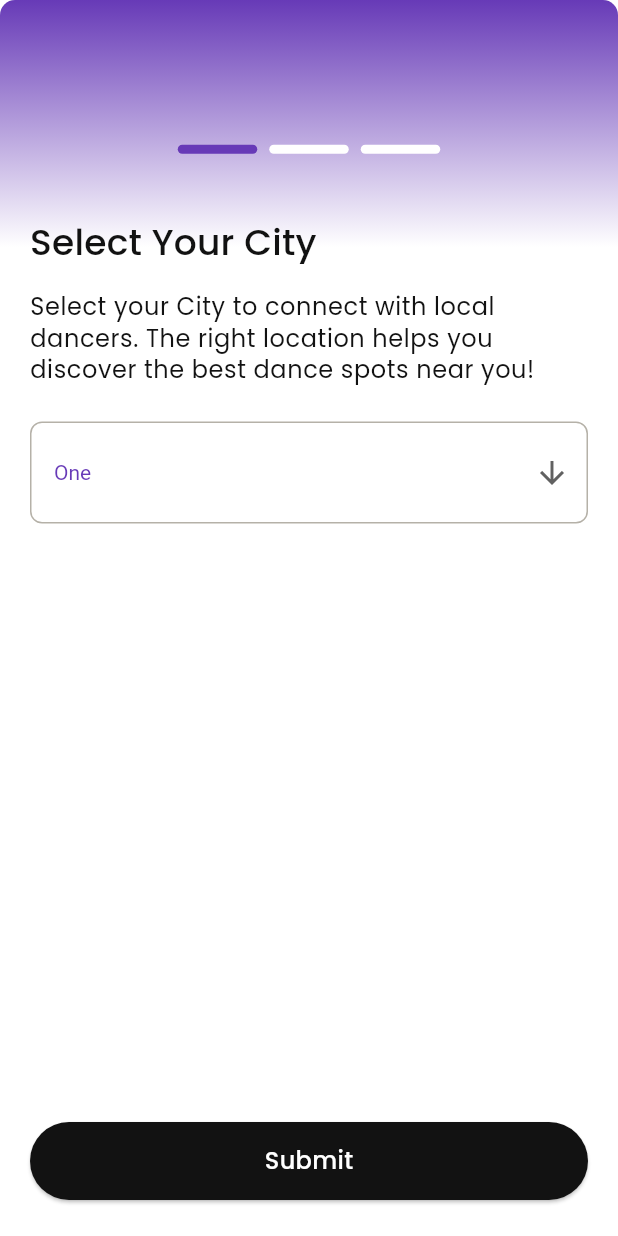
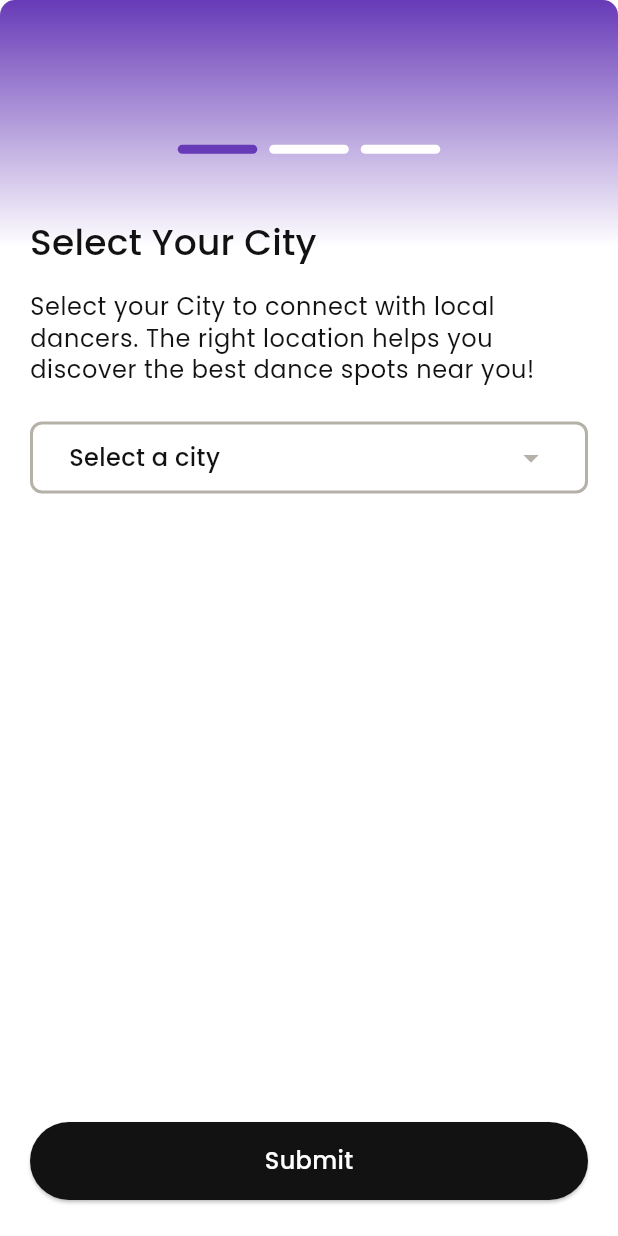
Before and after one commit to KDBismael/dance-up, a Flutter app: the screen it shows after launch, on a phone screen of 412 x 824 dp. Run offline on Flutter 3.47's test engine with Material 3 defaults, Android fonts, the phone set to English and light mode, and no system bars; drawn by our look-alikes of dropdown_button2; our stand-ins replace cloud_firestore, dartz, firebase_auth, firebase_core, flutter_svg, get and 4 more; accounts and stored records are empty.

Commit message:
Desiggn city dropdown

```diff
--- a/lib/features/auth/sign_up_onboarding/sign_up_onboarding.dart
+++ b/lib/features/auth/sign_up_onboarding/sign_up_onboarding.dart
@@ -1,5 +1,6 @@
 import 'package:dance_up/core/components/custom_button.dart';
 import 'package:dance_up/core/theme/colors.dart';
+import 'package:dropdown_button2/dropdown_button2.dart';
 import 'package:flutter/material.dart';
 
 enum OnboardingSteps {
@@ -20,7 +21,14 @@ class SignUpOnboarding extends StatefulWidget {
 
 class _SignUpOnboardingState extends State<SignUpOnboarding> {
   OnboardingSteps currentStep = OnboardingSteps.city;
-  final List<String> list = <String>['One', 'Two', 'Three', 'Four'];
+  final List<String> list = <String>[
+    "New York",
+    "Los Angeles",
+    "Chicago",
+    "Houston",
+    "Phoenix",
+    "Philadelphia"
+  ];
   List<String> danceStyles = [];
   List<String> danceLevel = [];
 
@@ -189,45 +197,96 @@ class CIty extends StatelessWidget {
   Widget build(BuildContext context) {
     return Column(
       children: [
-        DropdownButtonFormField<String>(
-          isDense: true,
-          isExpanded: false,
-          decoration: InputDecoration(
-            filled: true,
-            fillColor: AppColors.white,
-            border: OutlineInputBorder(
-              borderRadius: BorderRadius.circular(8),
-              borderSide: BorderSide(
-                color: AppColors.white,
-                width: 1,
+        DropdownButtonHideUnderline(
+          child: DropdownButton2<String>(
+            buttonStyleData: ButtonStyleData(
+              padding: const EdgeInsets.symmetric(horizontal: 24),
+              // height: 40,
+              width: double.infinity,
+              decoration: BoxDecoration(
+                borderRadius: BorderRadius.circular(8),
+                border: Border.all(
+                  color: AppColors.gray,
+                  width: 2,
+                ),
               ),
             ),
-            focusedBorder: OutlineInputBorder(
-              borderRadius: BorderRadius.circular(8),
-              borderSide: BorderSide(
+            onMenuStateChange: (isOpen) {
+              // setState(() {
+              //   isMenuOpen = isOpen;
+              // });
+              print(isOpen);
+            },
+            iconStyleData: const IconStyleData(
+              icon: Icon(
+                Icons.arrow_drop_down,
                 color: AppColors.gray,
-                width: 1,
+              ),
+              openMenuIcon: Icon(
+                Icons.arrow_drop_up,
+                color: AppColors.gray,
               ),
             ),
-            enabledBorder: OutlineInputBorder(
-              borderRadius: BorderRadius.circular(8),
-              borderSide: BorderSide(
-                color: AppColors.gray,
-                width: 1,
+            dropdownStyleData: DropdownStyleData(
+              // maxHeight: 200,
+              elevation: 0,
+              scrollPadding: const EdgeInsets.only(right: 2),
+              scrollbarTheme: ScrollbarThemeData(
+                radius: const Radius.circular(8),
+                thickness: WidgetStateProperty.all(2),
+                thumbVisibility: WidgetStateProperty.all(false),
               ),
+              decoration: BoxDecoration(
+                borderRadius: BorderRadius.circular(8),
+                border: Border.all(
+                  color: AppColors.gray,
+                  width: 2,
+                ),
+                color: AppColors.white,
+              ),
+              offset: const Offset(0, -8),
             ),
+            // decoration: InputDecoration(
+            //   filled: true,
+            //   fillColor: AppColors.white,
+            //   border: OutlineInputBorder(
+            //     borderRadius: BorderRadius.circular(8),
+            //     borderSide: const BorderSide(
+            //       color: AppColors.white,
+            //       width: 1,
+            //     ),
+            //   ),
+            //   focusedBorder: OutlineInputBorder(
+            //     borderRadius: BorderRadius.circular(8),
+            //     borderSide: const BorderSide(
+            //       color: AppColors.gray,
+            //       width: 1,
+            //     ),
+            //   ),
+            //   enabledBorder: OutlineInputBorder(
+            //     borderRadius: BorderRadius.circular(8),
+            //     borderSide: const BorderSide(
+            //       color: AppColors.gray,
+            //       width: 1,
+            //     ),
+            //   ),
+            // ),
+            hint: Text("Select a city",
+                style: Theme.of(context).textTheme.bodyMedium),
+            // icon: const Icon(Icons.arrow_downward),
+            style: const TextStyle(color: Colors.deepPurple),
+            // dropdownColor: AppColors.white,
+            onChanged: (String? value) {},
+            items: list.map<DropdownMenuItem<String>>((String value) {
+              return DropdownMenuItem<String>(
+                value: value,
+                child: Text(
+                  value,
+                  style: Theme.of(context).textTheme.bodySmall,
+                ),
+              );
+            }).toList(),
           ),
-          value: "One",
-          icon: const Icon(Icons.arrow_downward),
-          elevation: 360,
-          style: const TextStyle(color: Colors.deepPurple),
-          onChanged: (String? value) {},
-          items: list.map<DropdownMenuItem<String>>((String value) {
-            return DropdownMenuItem<String>(
-              value: value,
-              child: Text(value),
-            );
-          }).toList(),
         ),
       ],
     );
--- a/pubspec.yaml
+++ b/pubspec.yaml
@@ -45,6 +45,7 @@ dependencies:
   flutter_svg: ^2.0.17
   get: ^4.7.2
   get_storage: ^2.1.1
+  dropdown_button2: ^2.3.9
 
 dev_dependencies:
   flutter_test:
```
Also changed, not shown: pubspec.lock.
